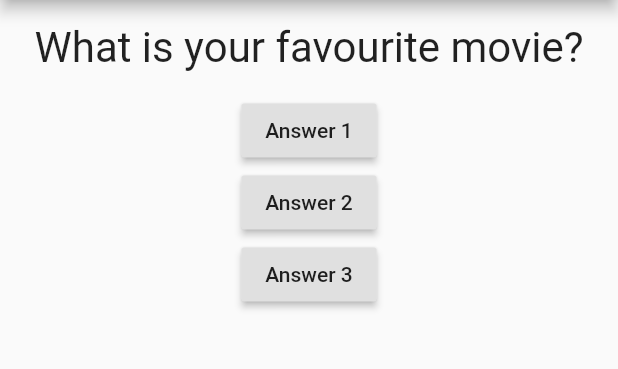
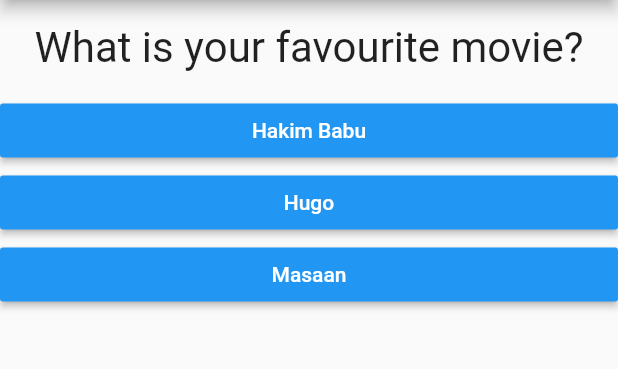
Before and after one commit to soumendrak/LearningFlutter, a Flutter app: the screen it shows after launch, on a phone screen of 412 x 824 dp, the part 84-453 px from its top. Run offline on Flutter 3.47's test engine with Material 2 defaults, Android fonts, the phone set to English and light mode, and no system bars.

```diff
--- /dev/null
+++ b/lib/answer.dart
@@ -0,0 +1,19 @@
+import 'package:flutter/material.dart';
+
+class Answer extends StatelessWidget {
+  final Function selectHandler;
+  final String answerText;
+  Answer(this.selectHandler, this.answerText);
+  @override
+  Widget build(BuildContext context) {
+    return Container(
+      width: double.infinity,
+      child: RaisedButton(
+        color: Colors.blue,
+        textColor: Colors.white,
+        onPressed: this.selectHandler,
+        child: Text(this.answerText),
+      ),
+    );
+  }
+}
--- a/lib/main.dart
+++ b/lib/main.dart
@@ -1,6 +1,7 @@
 import 'package:flutter/material.dart';
 
-import './question.dart';
+import './quiz.dart';
+import './result.dart';
 
 void main() => runApp(MyApp());
 
@@ -12,48 +13,42 @@ class MyApp extends StatefulWidget {
 }
 
 class _MyAppState extends State<MyApp> {
+  final _questions = const [
+    {
+      "questionText": "What is your favourite movie?",
+      "answersText": ["Hakim Babu", "Hugo", "Masaan"]
+    },
+    {
+      "questionText": "What is your favourite travel location?",
+      "answersText": ["Chilika", "Kashmir", "Dead sea"]
+    },
+    {
+      "questionText": "What will you become in future?",
+      "answersText": ["Astronaut", "Billionaire", "Happy"]
+    }
+  ];
   var _questionIndex = 0;
   void _answerQuestion() {
     setState(() {
       print("_questionIndex: $_questionIndex");
-      while (_questionIndex < 1) {
-        _questionIndex = _questionIndex + 1;
-      }
+      _questionIndex = _questionIndex + 1;
     });
   }
 
   @override
   Widget build(BuildContext context) {
-    var questions = [
-      "What is your favourite movie?",
-      "What is your favourite travel location?",
-    ];
     print("_questionIndex:-> $_questionIndex");
     return MaterialApp(
       home: Scaffold(
         appBar: AppBar(
           title: Text("My first Flutter App"),
         ),
-        body: Column(
-          children: [
-            Question(questions[_questionIndex]),
-            RaisedButton(
-              onPressed: _answerQuestion,
-              child: Text("Answer 1"),
-            ),
-            RaisedButton(
-              onPressed: () => print("Answer 2 is chosen."),
-              child: Text("Answer 2"),
-            ),
-            RaisedButton(
-              onPressed: () => {
-                //
-                print("Answer 3 has been chosen.")
-              },
-              child: Text("Answer 3"),
-            ),
-          ],
-        ),
+        body: _questionIndex < _questions.length
+            ? Quiz(
+                questions: _questions,
+                answerQuestion: _answerQuestion,
+                questionIndex: _questionIndex)
+            : Result()
       ),
     );
   }
--- /dev/null
+++ b/lib/quiz.dart
@@ -0,0 +1,25 @@
+import 'package:flutter/material.dart';
+import './question.dart';
+import './answer.dart';
+
+class Quiz extends StatelessWidget {
+  final List<Map<String, Object>> questions;
+  final Function answerQuestion;
+  final int questionIndex;
+  Quiz(
+      {@required this.questions,
+      @required this.answerQuestion,
+      @required this.questionIndex});
+  @override
+  Widget build(BuildContext context) {
+    return Column(
+      children: [
+        Question(this.questions[this.questionIndex]["questionText"]),
+        ...(this.questions[this.questionIndex]["answersText"] as List<String>)
+            .map((answer) {
+          return Answer(answerQuestion, answer);
+        }).toList()
+      ],
+    );
+  }
+}
--- /dev/null
+++ b/lib/result.dart
@@ -0,0 +1,10 @@
+import 'package:flutter/material.dart';
+
+class Result extends StatelessWidget {
+  @override
+  Widget build(BuildContext context) {
+    return Center(
+      child: Text("You did it.", style: TextStyle(fontSize: 28)),
+    );
+  }
+}
```
Also changed, not shown: pubspec.lock.
